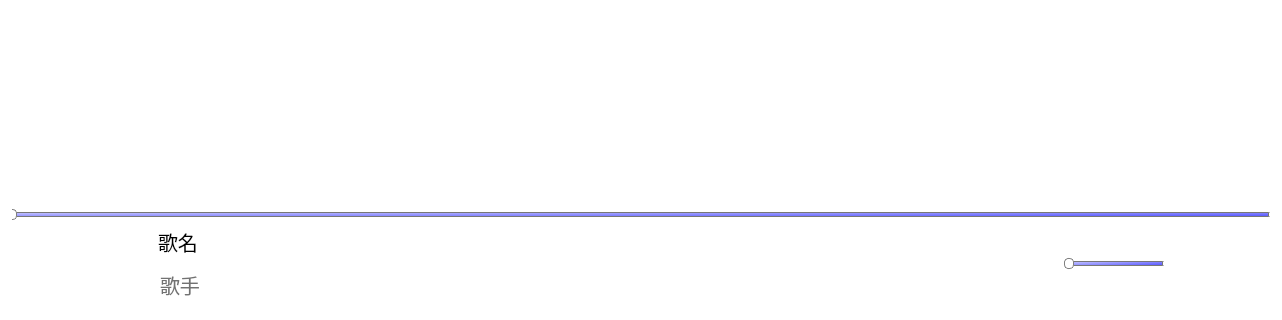
Before: the Qt Designer form haomusic.ui in hhhyxy/MusicPlayer-in-Qt-Plus, drawn with Qt 5; both pictures show x 0 to 1282 and y 592 to 912 of the 1282 by 912 pixel window.
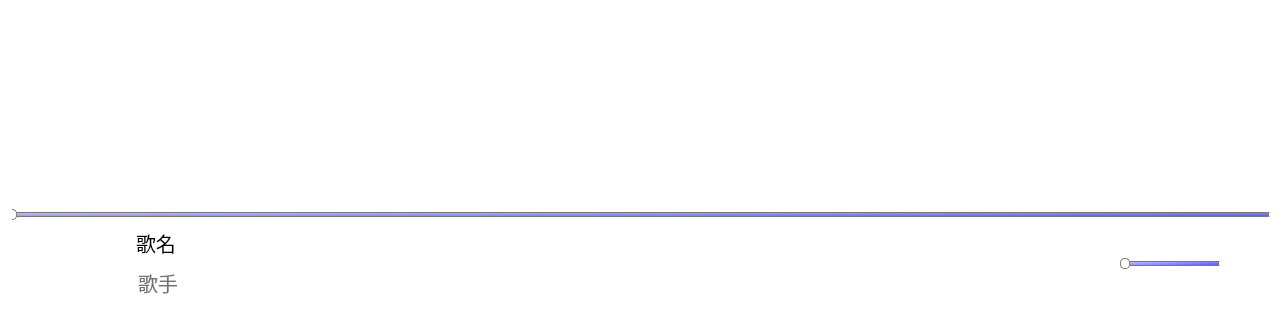
After: the same form once the commit is applied. The open tabs and pages were chosen to show the change. Icons and pictures are not drawn. Custom widgets are drawn as their Qt base class.

The edit to the form file:
```diff
--- a/haomusic.ui
+++ b/haomusic.ui
@@ -111,7 +111,7 @@
 QLabel#label_songname,
 QLabel#label_lrc_songName
  {
-	font: 18pt &quot;华文楷体&quot;;
+	font: 16pt &quot;华文楷体&quot;;
 }
 QLabel#label_songName {
 	font: 15pt &quot;华文楷体&quot;;
@@ -154,11 +154,11 @@
 	outline:0px;
 }
 QListWidget::item {
-	border: 0px solid black;
+	border: none;
 	border-radius:10px;
  	background-color: transparent;
 }
-QListWidget#listWidget_lrc::item {
+#listWidget_lrc::item {
 	padding-top: 15px;
 	padding-bottom:15px;
 }
@@ -828,7 +828,7 @@
                 <enum>QTabWidget::Rounded</enum>
                </property>
                <property name="currentIndex">
-                <number>0</number>
+                <number>4</number>
                </property>
                <property name="elideMode">
                 <enum>Qt::ElideMiddle</enum>
@@ -1005,11 +1005,14 @@
              </sizepolicy>
             </property>
             <layout class="QHBoxLayout" name="horizontalLayout_2">
+             <property name="leftMargin">
+              <number>20</number>
+             </property>
              <property name="topMargin">
               <number>0</number>
              </property>
              <property name="rightMargin">
-              <number>11</number>
+              <number>50</number>
              </property>
              <property name="bottomMargin">
               <number>5</number>
@@ -1038,31 +1041,21 @@
                 <property name="horizontalSpacing">
                  <number>11</number>
                 </property>
-                <item row="0" column="0">
-                 <spacer name="horizontalSpacer_8">
-                  <property name="orientation">
-                   <enum>Qt::Horizontal</enum>
-                  </property>
-                  <property name="sizeHint" stdset="0">
-                   <size>
-                    <width>40</width>
-                    <height>20</height>
-                   </size>
-                  </property>
-                 </spacer>
-                </item>
                </layout>
               </widget>
              </item>
              <item>
               <widget class="QWidget" name="widget_song" native="true">
                <property name="sizePolicy">
-                <sizepolicy hsizetype="Expanding" vsizetype="Expanding">
+                <sizepolicy hsizetype="Preferred" vsizetype="Expanding">
                  <horstretch>0</horstretch>
                  <verstretch>0</verstretch>
                 </sizepolicy>
                </property>
-               <layout class="QGridLayout" name="gridLayout_3">
+               <layout class="QHBoxLayout" name="horizontalLayout_7">
+                <property name="spacing">
+                 <number>7</number>
+                </property>
                 <property name="leftMargin">
                  <number>0</number>
                 </property>
@@ -1075,13 +1068,7 @@
                 <property name="bottomMargin">
                  <number>0</number>
                 </property>
-                <property name="horizontalSpacing">
-                 <number>0</number>
-                </property>
-                <property name="verticalSpacing">
-                 <number>5</number>
-                </property>
-                <item row="0" column="0" rowspan="2" alignment="Qt::AlignVCenter">
+                <item>
                  <widget class="QLabel" name="label_albumPic">
                   <property name="enabled">
                    <bool>true</bool>
@@ -1130,7 +1117,12 @@
                   </property>
                  </widget>
                 </item>
-                <item row="0" column="1">
+                <item>
+                 <layout class="QVBoxLayout" name="verticalLayout_9">
+                  <property name="spacing">
+                   <number>0</number>
+                  </property>
+                  <item>
                  <widget class="QLabel" name="label_songname">
                   <property name="sizePolicy">
                    <sizepolicy hsizetype="Expanding" vsizetype="Expanding">
@@ -1140,20 +1132,20 @@
                   </property>
                   <property name="minimumSize">
                    <size>
-                    <width>100</width>
+                      <width>0</width>
                     <height>0</height>
                    </size>
                   </property>
                   <property name="maximumSize">
                    <size>
-                    <width>500</width>
+                      <width>450</width>
                     <height>16777215</height>
                    </size>
                   </property>
                   <property name="font">
                    <font>
                     <family>华文楷体</family>
-                    <pointsize>18</pointsize>
+                      <pointsize>16</pointsize>
                     <italic>false</italic>
                     <bold>false</bold>
                    </font>
@@ -1169,7 +1161,7 @@
                   </property>
                  </widget>
                 </item>
-                <item row="1" column="1">
+                  <item>
                  <widget class="QLabel" name="label_author">
                   <property name="sizePolicy">
                    <sizepolicy hsizetype="Expanding" vsizetype="Expanding">
@@ -1179,13 +1171,13 @@
                   </property>
                   <property name="minimumSize">
                    <size>
-                    <width>100</width>
+                      <width>0</width>
                     <height>0</height>
                    </size>
                   </property>
                   <property name="maximumSize">
                    <size>
-                    <width>500</width>
+                      <width>15777215</width>
                     <height>16777215</height>
                    </size>
                   </property>
@@ -1201,6 +1193,8 @@
                  </widget>
                 </item>
                </layout>
+                </item>
+               </layout>
               </widget>
              </item>
              <item alignment="Qt::AlignHCenter|Qt::AlignVCenter">
@@ -1378,20 +1372,7 @@
                  <number>0</number>
                 </property>
                 <item>
-                 <spacer name="horizontalSpacer_4">
-                  <property name="orientation">
-                   <enum>Qt::Horizontal</enum>
-                  </property>
-                  <property name="sizeHint" stdset="0">
-                   <size>
-                    <width>40</width>
-                    <height>20</height>
-                   </size>
-                  </property>
-                 </spacer>
-                </item>
-                <item>
-                 <spacer name="horizontalSpacer">
+                 <spacer name="horizontalSpacer_5">
                   <property name="orientation">
                    <enum>Qt::Horizontal</enum>
                   </property>
@@ -1528,19 +1509,6 @@
                   </property>
                  </widget>
                 </item>
-                <item>
-                 <spacer name="horizontalSpacer_3">
-                  <property name="orientation">
-                   <enum>Qt::Horizontal</enum>
-                  </property>
-                  <property name="sizeHint" stdset="0">
-                   <size>
-                    <width>40</width>
-                    <height>20</height>
-                   </size>
-                  </property>
-                 </spacer>
-                </item>
                </layout>
               </widget>
              </item>
@@ -1684,10 +1652,16 @@
                    </item>
                    <item>
                     <widget class="QLabel" name="label_lrc_songName">
+                     <property name="maximumSize">
+                      <size>
+                       <width>500</width>
+                       <height>16777215</height>
+                      </size>
+                     </property>
                      <property name="font">
                       <font>
                        <family>华文楷体</family>
-                       <pointsize>18</pointsize>
+                       <pointsize>16</pointsize>
                        <italic>false</italic>
                        <bold>false</bold>
                       </font>
```
Lines whose indentation alone changed are shown as unchanged.
